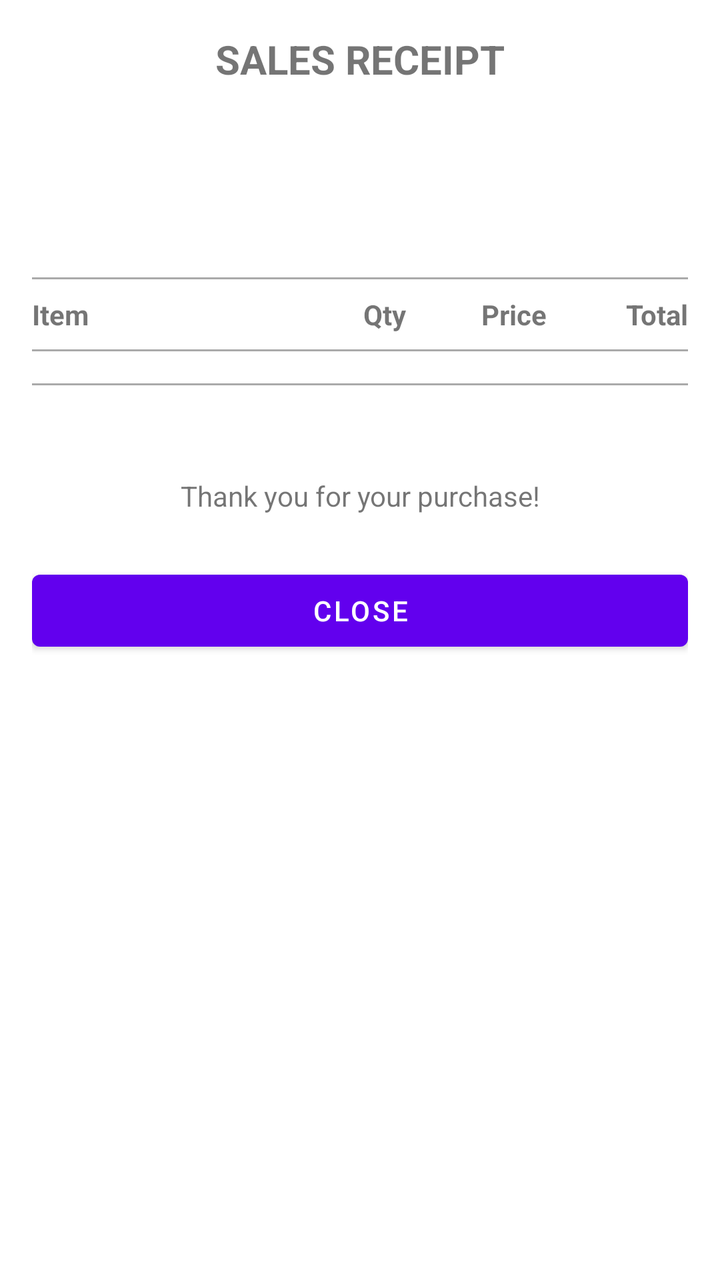
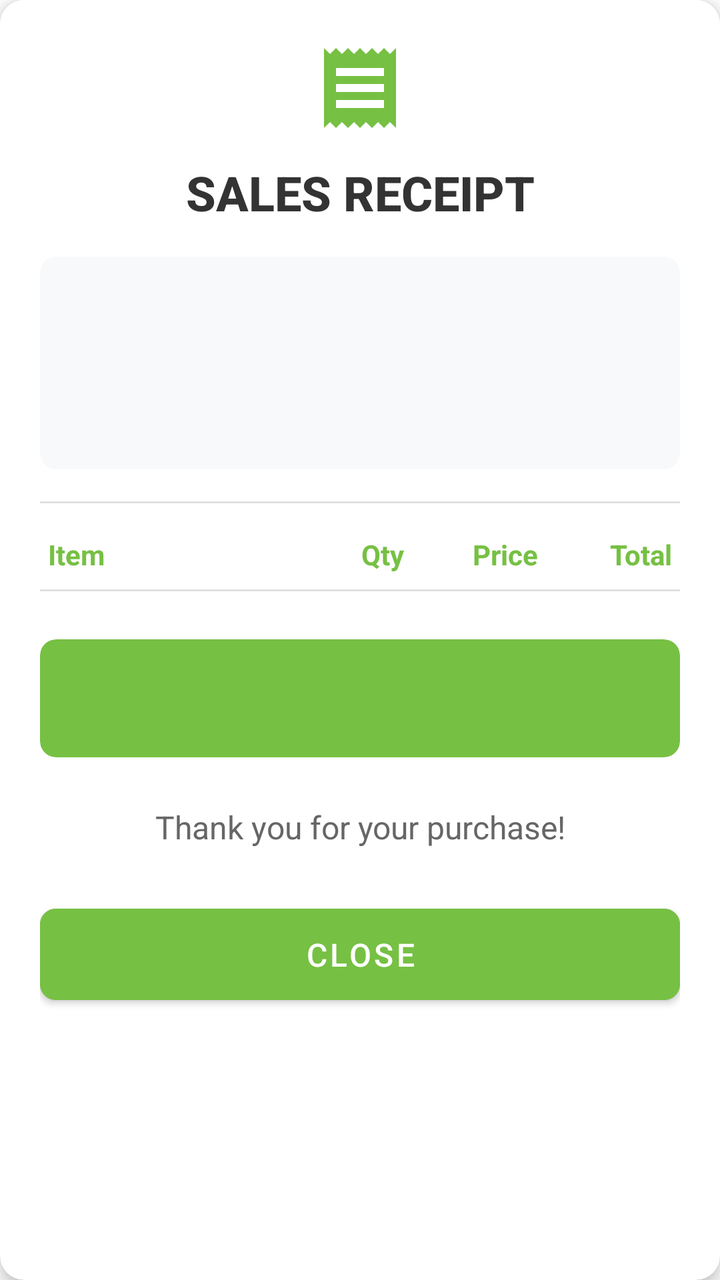

Two renders of the same Android screen: before a commit and after it. Below are the layout's source before the change and the commit's diff.
<!-- AndroidManifest.xml: application theme Theme.MyApp -->
<!-- res/layout/receipt_layout.xml -->
<?xml version="1.0" encoding="utf-8"?>
<LinearLayout xmlns:android="http://schemas.android.com/apk/res/android"
    android:layout_width="match_parent"
    android:layout_height="wrap_content"
    android:orientation="vertical"
    android:padding="16dp"
    android:background="@android:color/white">

    <TextView
        android:id="@+id/receipt_header"
        android:layout_width="match_parent"
        android:layout_height="wrap_content"
        android:text="SALES RECEIPT"
        android:textSize="20sp"
        android:textStyle="bold"
        android:gravity="center"
        android:layout_marginBottom="8dp"/>

    <TextView
        android:id="@+id/receipt_store_name"
        android:layout_width="match_parent"
        android:layout_height="wrap_content"
        android:textSize="16sp"
        android:gravity="center"
        android:layout_marginBottom="4dp"/>

    <TextView
        android:id="@+id/receipt_transaction_id"
        android:layout_width="match_parent"
        android:layout_height="wrap_content"
        android:textSize="14sp"
        android:layout_marginBottom="8dp"/>

    <TextView
        android:id="@+id/receipt_date"
        android:layout_width="match_parent"
        android:layout_height="wrap_content"
        android:textSize="14sp"
        android:layout_marginBottom="16dp"/>

    <View
        android:layout_width="match_parent"
        android:layout_height="1dp"
        android:background="@android:color/darker_gray"
        android:layout_marginBottom="8dp"/>

    <LinearLayout
        android:layout_width="match_parent"
        android:layout_height="wrap_content"
        android:orientation="horizontal"
        android:layout_marginBottom="8dp">

        <TextView
            android:layout_width="0dp"
            android:layout_height="wrap_content"
            android:layout_weight="3"
            android:text="Item"
            android:textStyle="bold"/>

        <TextView
            android:layout_width="0dp"
            android:layout_height="wrap_content"
            android:layout_weight="1"
            android:text="Qty"
            android:textStyle="bold"
            android:gravity="right"/>

        <TextView
            android:layout_width="0dp"
            android:layout_height="wrap_content"
            android:layout_weight="1.5"
            android:text="Price"
            android:textStyle="bold"
            android:gravity="right"/>

        <TextView
            android:layout_width="0dp"
            android:layout_height="wrap_content"
            android:layout_weight="1.5"
            android:text="Total"
            android:textStyle="bold"
            android:gravity="right"/>
    </LinearLayout>

    <View
        android:layout_width="match_parent"
        android:layout_height="1dp"
        android:background="@android:color/darker_gray"
        android:layout_marginBottom="8dp"/>

    <androidx.recyclerview.widget.RecyclerView
        android:id="@+id/receipt_items_list"
        android:layout_width="match_parent"
        android:layout_height="wrap_content"
        android:layout_marginBottom="8dp"/>

    <View
        android:layout_width="match_parent"
        android:layout_height="1dp"
        android:background="@android:color/darker_gray"
        android:layout_marginBottom="8dp"/>

    <TextView
        android:id="@+id/receipt_total"
        android:layout_width="match_parent"
        android:layout_height="wrap_content"
        android:textSize="16sp"
        android:textStyle="bold"
        android:gravity="right"
        android:layout_marginBottom="16dp"/>

    <TextView
        android:id="@+id/receipt_thank_you"
        android:layout_width="match_parent"
        android:layout_height="wrap_content"
        android:text="Thank you for your purchase!"
        android:textSize="14sp"
        android:gravity="center"
        android:layout_marginBottom="8dp"/>

    <Button
        android:id="@+id/btn_close_receipt"
        android:layout_width="match_parent"
        android:layout_height="wrap_content"
        android:text="Close"
        android:layout_marginTop="16dp"/>
</LinearLayout>
<!-- resources referenced by this layout -->
<resources>
  <style name="Theme.MyApp" parent="Theme.MaterialComponents.Light.NoActionBar">
          
          <item name="colorPrimary">@color/purple_500</item>
          <item name="colorPrimaryVariant">@color/purple_700</item>
          <item name="colorOnPrimary">@color/white</item>
          
          <item name="colorSecondary">@color/teal_200</item>
          <item name="colorSecondaryVariant">@color/teal_700</item>
          <item name="colorOnSecondary">@color/black</item>
          
          <item name="android:statusBarColor">?attr/colorPrimaryVariant</item>
          
      </style>
  <color name="purple_500">#FF6200EE</color>
  <color name="purple_700">#FF3700B3</color>
  <color name="white">#FFFFFFFF</color>
  <color name="teal_200">#FF03DAC5</color>
  <color name="teal_700">#FF018786</color>
  <color name="black">#FF000000</color>
</resources>

<!-- the commit's change to res/layout/receipt_layout.xml (unified diff, before → after) -->
@@ -1,127 +1,184 @@
 <?xml version="1.0" encoding="utf-8"?>
-<LinearLayout xmlns:android="http://schemas.android.com/apk/res/android"
+<com.google.android.material.card.MaterialCardView
+    xmlns:android="http://schemas.android.com/apk/res/android"
+    xmlns:app="http://schemas.android.com/apk/res-auto"
     android:layout_width="match_parent"
     android:layout_height="wrap_content"
-    android:orientation="vertical"
-    android:padding="16dp"
-    android:background="@android:color/white">
+    android:layout_margin="16dp"
+    app:cardCornerRadius="12dp"
+    app:cardElevation="4dp">
+    <ScrollView
+        android:layout_width="match_parent"
+        android:layout_height="match_parent"
+        android:orientation="vertical">
+        <LinearLayout
+            android:layout_width="match_parent"
+            android:layout_height="wrap_content"
+            android:orientation="vertical"
+            android:padding="20dp"
+            android:background="@android:color/white">
 
-    <TextView
-        android:id="@+id/receipt_header"
-        android:layout_width="match_parent"
-        android:layout_height="wrap_content"
-        android:text="SALES RECEIPT"
-        android:textSize="20sp"
-        android:textStyle="bold"
-        android:gravity="center"
-        android:layout_marginBottom="8dp"/>
+            <ImageView
+                android:layout_width="48dp"
+                android:layout_height="48dp"
+                android:layout_gravity="center"
+                android:layout_marginBottom="12dp"
+                android:src="@drawable/ic_menu_receipt"
+                app:tint="#76C043"/>
 
-    <TextView
-        android:id="@+id/receipt_store_name"
-        android:layout_width="match_parent"
-        android:layout_height="wrap_content"
-        android:textSize="16sp"
-        android:gravity="center"
-        android:layout_marginBottom="4dp"/>
+            <TextView
+                android:id="@+id/receipt_header"
+                android:layout_width="match_parent"
+                android:layout_height="wrap_content"
+                android:text="SALES RECEIPT"
+                android:textSize="24sp"
+                android:textStyle="bold"
+                android:gravity="center"
+                android:textColor="#333333"
+                android:fontFamily="sans-serif-medium"
+                android:layout_marginBottom="16dp"/>
 
-    <TextView
-        android:id="@+id/receipt_transaction_id"
-        android:layout_width="match_parent"
-        android:layout_height="wrap_content"
-        android:textSize="14sp"
-        android:layout_marginBottom="8dp"/>
+            <com.google.android.material.card.MaterialCardView
+                android:layout_width="match_parent"
+                android:layout_height="wrap_content"
+                android:layout_marginBottom="16dp"
+                app:cardBackgroundColor="#F8F9FA"
+                app:cardCornerRadius="8dp"
+                app:cardElevation="0dp">
 
-    <TextView
-        android:id="@+id/receipt_date"
-        android:layout_width="match_parent"
-        android:layout_height="wrap_content"
-        android:textSize="14sp"
-        android:layout_marginBottom="16dp"/>
+                <LinearLayout
+                    android:layout_width="match_parent"
+                    android:layout_height="wrap_content"
+                    android:orientation="vertical"
+                    android:padding="16dp">
 
-    <View
-        android:layout_width="match_parent"
-        android:layout_height="1dp"
-        android:background="@android:color/darker_gray"
-        android:layout_marginBottom="8dp"/>
+                    <TextView
+                        android:id="@+id/receipt_store_name"
+                        android:layout_width="match_parent"
+                        android:layout_height="wrap_content"
+                        android:textSize="18sp"
+                        android:textColor="#76C043"
+                        android:textStyle="bold"
+                        android:gravity="center"
+                        android:layout_marginBottom="8dp"/>
 
-    <LinearLayout
-        android:layout_width="match_parent"
-        android:layout_height="wrap_content"
-        android:orientation="horizontal"
-        android:layout_marginBottom="8dp">
+                    <TextView
+                        android:id="@+id/receipt_transaction_id"
+                        android:layout_width="match_parent"
+                        android:layout_height="wrap_content"
+                        android:textSize="14sp"
+                        android:textColor="#666666"
+                        android:layout_marginBottom="4dp"/>
 
-        <TextView
-            android:layout_width="0dp"
-            android:layout_height="wrap_content"
-            android:layout_weight="3"
-            android:text="Item"
-            android:textStyle="bold"/>
+                    <TextView
+                        android:id="@+id/receipt_date"
+                        android:layout_width="match_parent"
+                        android:layout_height="wrap_content"
+                        android:textSize="14sp"
+                        android:textColor="#666666"/>
+                </LinearLayout>
+            </com.google.android.material.card.MaterialCardView>
 
-        <TextView
-            android:layout_width="0dp"
-            android:layout_height="wrap_content"
-            android:layout_weight="1"
-            android:text="Qty"
-            android:textStyle="bold"
-            android:gravity="right"/>
+            <View
+                android:layout_width="match_parent"
+                android:layout_height="1dp"
+                android:background="#E0E0E0"
+                android:layout_marginBottom="16dp"/>
 
-        <TextView
-            android:layout_width="0dp"
-            android:layout_height="wrap_content"
-            android:layout_weight="1.5"
-            android:text="Price"
-            android:textStyle="bold"
-            android:gravity="right"/>
+            <LinearLayout
+                android:layout_width="match_parent"
+                android:layout_height="wrap_content"
+                android:orientation="horizontal"
+                android:layout_marginBottom="8dp"
+                android:paddingHorizontal="4dp">
 
-        <TextView
-            android:layout_width="0dp"
-            android:layout_height="wrap_content"
-            android:layout_weight="1.5"
-            android:text="Total"
-            android:textStyle="bold"
-            android:gravity="right"/>
-    </LinearLayout>
+                <TextView
+                    android:layout_width="0dp"
+                    android:layout_height="wrap_content"
+                    android:layout_weight="3"
+                    android:text="Item"
+                    android:textStyle="bold"
+                    android:textColor="#76C043"/>
 
-    <View
-        android:layout_width="match_parent"
-        android:layout_height="1dp"
-        android:background="@android:color/darker_gray"
-        android:layout_marginBottom="8dp"/>
+                <TextView
+                    android:layout_width="0dp"
+                    android:layout_height="wrap_content"
+                    android:layout_weight="1"
+                    android:text="Qty"
+                    android:textStyle="bold"
+                    android:gravity="right"
+                    android:textColor="#76C043"/>
 
-    <androidx.recyclerview.widget.RecyclerView
-        android:id="@+id/receipt_items_list"
-        android:layout_width="match_parent"
-        android:layout_height="wrap_content"
-        android:layout_marginBottom="8dp"/>
+                <TextView
+                    android:layout_width="0dp"
+                    android:layout_height="wrap_content"
+                    android:layout_weight="1.5"
+                    android:text="Price"
+                    android:textStyle="bold"
+                    android:gravity="right"
+                    android:textColor="#76C043"/>
 
-    <View
-        android:layout_width="match_parent"
-        android:layout_height="1dp"
-        android:background="@android:color/darker_gray"
-        android:layout_marginBottom="8dp"/>
+                <TextView
+                    android:layout_width="0dp"
+                    android:layout_height="wrap_content"
+                    android:layout_weight="1.5"
+                    android:text="Total"
+                    android:textStyle="bold"
+                    android:gravity="right"
+                    android:textColor="#76C043"/>
+            </LinearLayout>
 
-    <TextView
-        android:id="@+id/receipt_total"
-        android:layout_width="match_parent"
-        android:layout_height="wrap_content"
-        android:textSize="16sp"
-        android:textStyle="bold"
-        android:gravity="right"
-        android:layout_marginBottom="16dp"/>
+            <View
+                android:layout_width="match_parent"
+                android:layout_height="1dp"
+                android:background="#E0E0E0"
+                android:layout_marginBottom="8dp"/>
 
-    <TextView
-        android:id="@+id/receipt_thank_you"
-        android:layout_width="match_parent"
-        android:layout_height="wrap_content"
-        android:text="Thank you for your purchase!"
-        android:textSize="14sp"
-        android:gravity="center"
-        android:layout_marginBottom="8dp"/>
+            <androidx.recyclerview.widget.RecyclerView
+                android:id="@+id/receipt_items_list"
+                android:layout_width="match_parent"
+                android:layout_height="wrap_content"
+                android:layout_marginBottom="16dp"/>
 
-    <Button
-        android:id="@+id/btn_close_receipt"
-        android:layout_width="match_parent"
-        android:layout_height="wrap_content"
-        android:text="Close"
-        android:layout_marginTop="16dp"/>
-</LinearLayout>
+            <com.google.android.material.card.MaterialCardView
+                android:layout_width="match_parent"
+                android:layout_height="wrap_content"
+                android:layout_marginBottom="24dp"
+                app:cardBackgroundColor="#76C043"
+                app:cardCornerRadius="8dp"
+                app:cardElevation="0dp">
+
+                <TextView
+                    android:id="@+id/receipt_total"
+                    android:layout_width="match_parent"
+                    android:layout_height="wrap_content"
+                    android:textSize="20sp"
+                    android:textStyle="bold"
+                    android:textColor="@android:color/white"
+                    android:gravity="right"
+                    android:padding="16dp"/>
+            </com.google.android.material.card.MaterialCardView>
+
+            <TextView
+                android:id="@+id/receipt_thank_you"
+                android:layout_width="match_parent"
+                android:layout_height="wrap_content"
+                android:text="Thank you for your purchase!"
+                android:textSize="16sp"
+                android:textColor="#666666"
+                android:gravity="center"
+                android:layout_marginBottom="24dp"/>
+
+            <com.google.android.material.button.MaterialButton
+                android:id="@+id/btn_close_receipt"
+                android:layout_width="match_parent"
+                android:layout_height="wrap_content"
+                android:text="Close"
+                android:textSize="16sp"
+                android:padding="12dp"
+                app:cornerRadius="8dp"
+                android:backgroundTint="#76C043"/>
+        </LinearLayout>
+    </ScrollView>
+
+</com.google.android.material.card.MaterialCardView>
<!-- resource entries referenced after the edit -->
@@ -1,23 +1,32 @@
 <!-- resources referenced by this layout -->
 <resources>
+  <!-- drawable ic_menu_receipt (drawable) -->
+  <?xml version="1.0" encoding="utf-8"?>
+  <vector xmlns:android="http://schemas.android.com/apk/res/android"
+      android:width="24dp"
+      android:height="24dp"
+      android:viewportWidth="24"
+      android:viewportHeight="24">
+      <path
+          android:fillColor="#000000"
+          android:pathData="M18,17H6v-2h12V17zM18,13H6v-2h12V13zM18,9H6V7h12V9zM3,22l1.5,-1.5L6,22l1.5,-1.5L9,22l1.5,-1.5L12,22l1.5,-1.5L15,22l1.5,-1.5L18,22l1.5,-1.5L21,22V2l-1.5,1.5L18,2l-1.5,1.5L15,2l-1.5,1.5L12,2l-1.5,1.5L9,2L7.5,3.5L6,2L4.5,3.5L3,2V22z"/>
+  </vector>
   <style name="Theme.MyApp" parent="Theme.MaterialComponents.Light.NoActionBar">
           
-          <item name="colorPrimary">@color/purple_500</item>
-          <item name="colorPrimaryVariant">@color/purple_700</item>
+          <item name="colorPrimary">#76C043</item>
+          <item name="colorPrimaryVariant">#5A9A32</item>
           <item name="colorOnPrimary">@color/white</item>
           
-          <item name="colorSecondary">@color/teal_200</item>
-          <item name="colorSecondaryVariant">@color/teal_700</item>
+          <item name="colorSecondary">#76C043</item>
+          <item name="colorSecondaryVariant">#5A9A32</item>
           <item name="colorOnSecondary">@color/black</item>
           
           <item name="android:statusBarColor">?attr/colorPrimaryVariant</item>
           
+          <item name="windowActionBar">false</item>
+          <item name="windowNoTitle">true</item>
       </style>
-  <color name="purple_500">#FF6200EE</color>
-  <color name="purple_700">#FF3700B3</color>
   <color name="white">#FFFFFFFF</color>
-  <color name="teal_200">#FF03DAC5</color>
-  <color name="teal_700">#FF018786</color>
   <color name="black">#FF000000</color>
 </resources>
 
